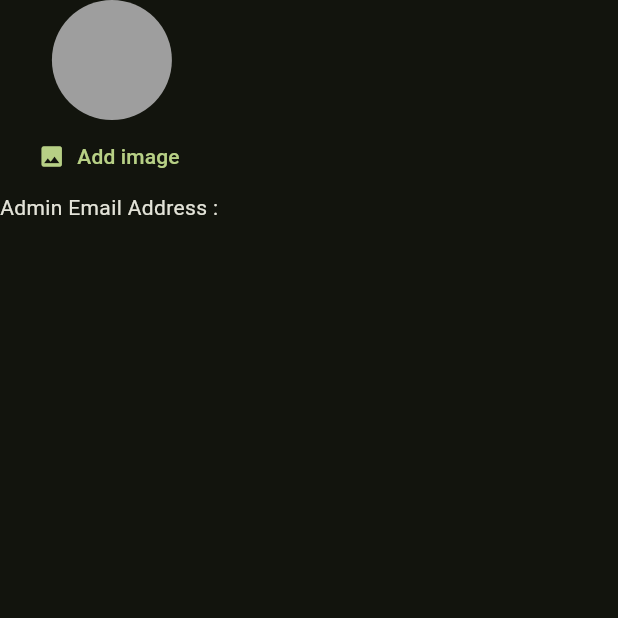
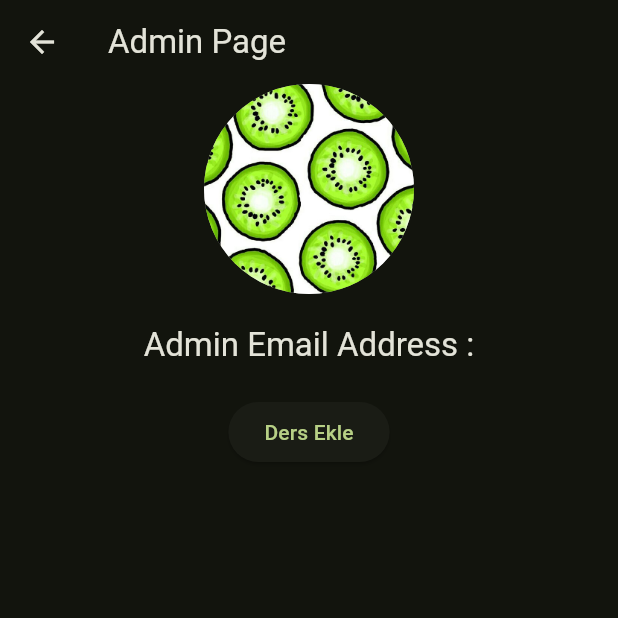
Before and after one commit to shallwebegin/kivi_app, a Flutter app: the AdminScreen screen opened directly, on a phone screen of 412 x 824 dp, the top half of it. Run offline on Flutter 3.47's test engine with Material 3 defaults, Android fonts, the phone set to English and light mode, and no system bars; our stand-ins replace cloud_firestore, firebase_auth, firebase_core, firebase_storage, flutter_riverpod, image_picker and 1 more; accounts and stored records are empty.

Commit message:
new commit

```diff
--- a/lib/models/ders.dart
+++ b/lib/models/ders.dart
@@ -1,11 +1,7 @@
 enum Complexity {
-  basit,
+  kolay,
   orta,
   zor,
-}
-
-enum Affordability {
-  affordable,
 }
 
 class Ders {
--- a/lib/models/kategori.dart
+++ b/lib/models/kategori.dart
@@ -4,7 +4,7 @@ class Category {
   const Category({
     required this.id,
     required this.title,
-    this.color = Colors.orange,
+    this.color = Colors.black,
   });
 
   final String id;
--- a/lib/screens/admin.dart
+++ b/lib/screens/admin.dart
@@ -1,36 +1,97 @@
-import 'dart:io';
-
 import 'package:firebase_auth/firebase_auth.dart';
 import 'package:flutter/material.dart';
-import 'package:kivi_app/widgets/user_image_picker.dart';
+import 'package:kivi_app/models/ders.dart';
+import 'package:kivi_app/screens/admin_add_lesson.dart';
+import 'package:cloud_firestore/cloud_firestore.dart';
+import 'package:kivi_app/screens/tabs.dart';
 
 final _firebase = FirebaseAuth.instance;
 
-class AdminScreen extends StatefulWidget {
-  const AdminScreen({super.key});
+class AdminScreen extends StatelessWidget {
+  const AdminScreen({Key? key}) : super(key: key);
 
   @override
-  State<AdminScreen> createState() => _AdminScreenState();
-}
-
-class _AdminScreenState extends State<AdminScreen> {
-  File? pickedImage;
-  final User? user = _firebase.currentUser;
-  @override
   Widget build(BuildContext context) {
+    final User? user = _firebase.currentUser;
     return Scaffold(
-      body: Column(
-        children: [
-          UserImagePicker(
-            onPickImage: (image) {
-              pickedImage = image;
-            },
-          ),
-          user != null
-              ? Text('Admin Email Address : ${user!.email}')
-              : const Text('Admin Email Addres not found'),
-        ],
+      appBar: AppBar(
+        title: const Text('Admin Page'),
+      ),
+      body: Center(
+        child: Column(
+          children: [
+            const CircleAvatar(
+              radius: 70,
+              backgroundColor: Colors.grey,
+              foregroundImage: AssetImage(
+                'assets/images/kivi.jpg',
+              ),
+            ),
+            const SizedBox(
+              height: 20,
+            ),
+            user != null
+                ? Text(
+                    'Admin Email Address : ${user.email}',
+                    style: Theme.of(context).textTheme.titleLarge,
+                    textAlign: TextAlign.center,
+                    maxLines: 2,
+                  )
+                : const Text('Admin Email Address not Found'),
+            const SizedBox(
+              height: 20,
+            ),
+            ElevatedButton(
+              onPressed: () {
+                _showAddDersModal(context);
+              },
+              child: const Text('Ders Ekle'),
+            ),
+          ],
+        ),
       ),
     );
   }
+
+  void _showAddDersModal(BuildContext context) {
+    showModalBottomSheet(
+      context: context,
+      builder: (BuildContext context) {
+        return AddDersForm(
+          onDersSubmitted: (ders) {
+            addDersToFirestore(ders).then((_) {
+              Navigator.of(context).pop(); // Modal'ı kapat
+              Navigator.of(context).push(
+                MaterialPageRoute(builder: (context) => const TabsScreen()),
+              );
+            }).catchError((error) {
+              // Hata durumunda kullanıcıya bilgi verilebilir
+              ScaffoldMessenger.of(context).showSnackBar(
+                SnackBar(
+                  content: Text('Ders eklenirken hata oluştu: $error'),
+                  backgroundColor: Colors.red,
+                ),
+              );
+            });
+          },
+        );
+      },
+    );
+  }
+
+  Future<void> addDersToFirestore(Ders ders) {
+    return FirebaseFirestore.instance.collection('dersler').add({
+      'id': ders.id,
+      'categories': ders.categories,
+      'title': ders.title,
+      'imageUrl': ders.imageUrl,
+      'sorular': ders.sorular,
+      'cevaplar': ders.cevaplar,
+      'duration': ders.duration,
+      'complexity': ders.complexity.toString(),
+      'zor': ders.zor,
+      'orta': ders.orta,
+      'kolay': ders.kolay,
+    });
+  }
 }
--- a/lib/widgets/lesson_item.dart
+++ b/lib/widgets/lesson_item.dart
@@ -55,7 +55,7 @@ class LessonItem extends StatelessWidget {
                       maxLines: 2,
                       textAlign: TextAlign.center,
                       softWrap: true,
-                      overflow: TextOverflow.ellipsis, // Very long text ...
+                      overflow: TextOverflow.ellipsis,
                       style: const TextStyle(
                         fontSize: 20,
                         fontWeight: FontWeight.bold,
--- a/pubspec.yaml
+++ b/pubspec.yaml
@@ -34,6 +34,7 @@ dependencies:
   # The following adds the Cupertino Icons font to your application.
   # Use with the CupertinoIcons class for iOS style icons.
   cupertino_icons: ^1.0.2
+  collection: ^1.15.0
   location: ^5.0.3
   google_maps_flutter: ^2.5.2
   http: ^1.1.2
```
Also changed, not shown: lib/data/ders_data.dart (+4 -5 lines), lib/main.dart (+3 -4 lines), lib/providers/filter_provider.dart (renamed from lib/providers/filters_provider.dart, +11 -11 lines), lib/screens/admin_add_lesson.dart (added, +199 -0 lines), lib/screens/categories.dart (+64 -20 lines), lib/screens/credential.dart (+5 -6 lines), lib/screens/filters.dart (+7 -7 lines), lib/screens/tabs.dart (+26 -8 lines), lib/widgets/category_grid_item.dart (+8 -4 lines), pubspec.lock.
